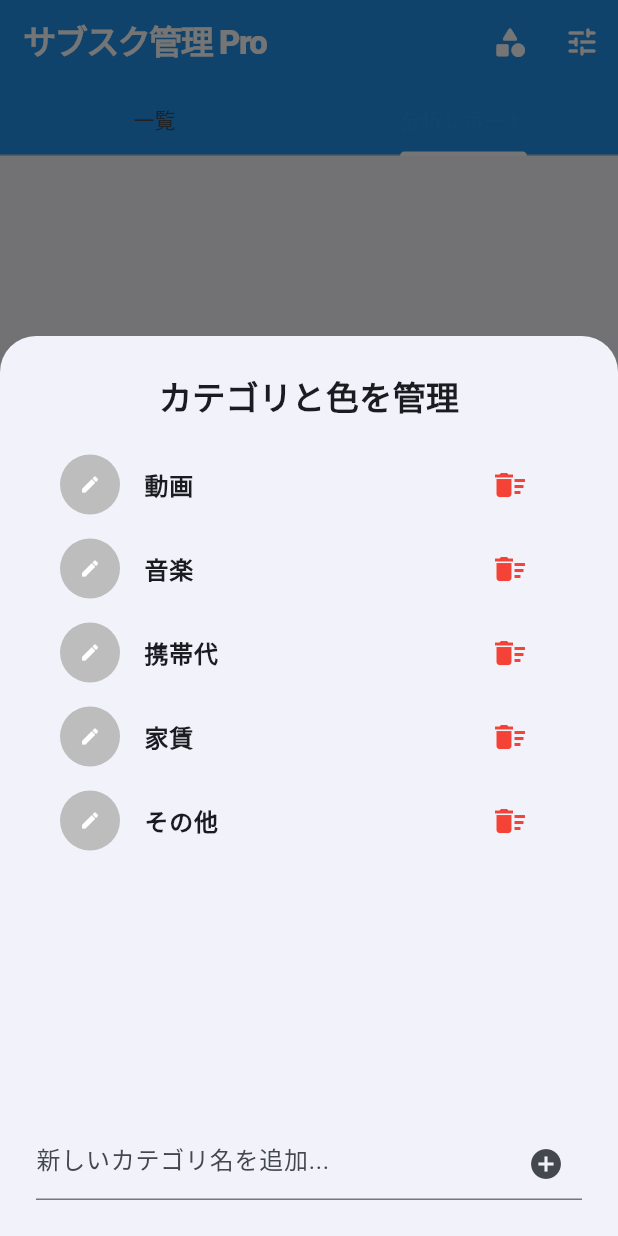
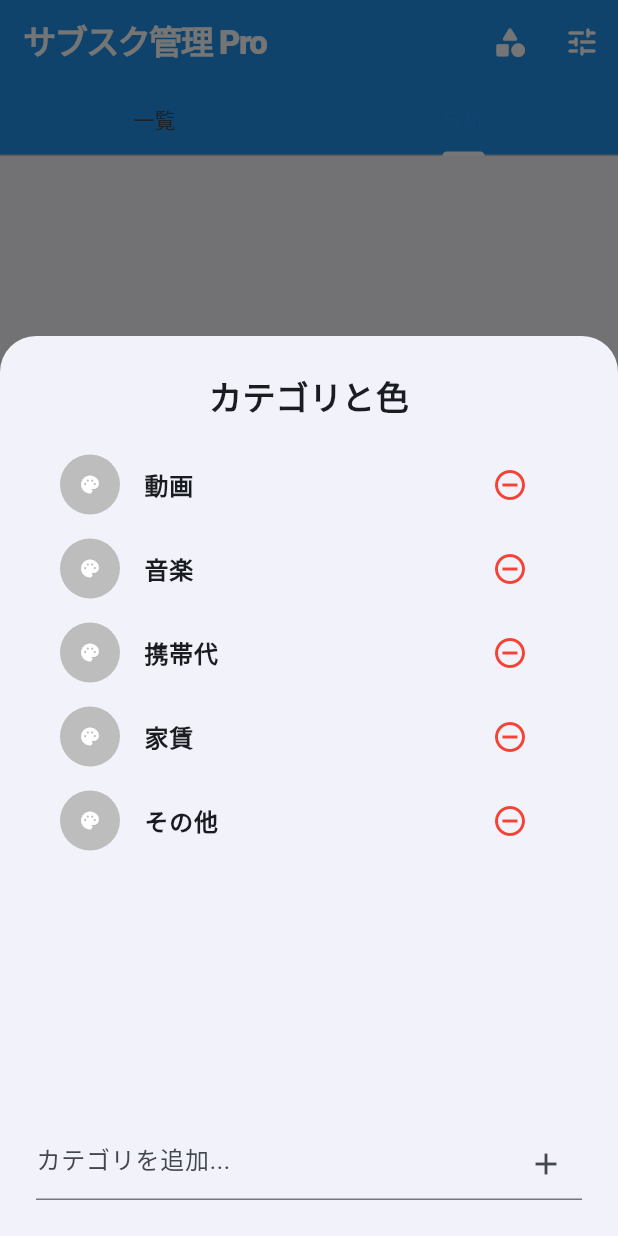
Before and after one commit to duck6522-hue/flutter_application_1, a Flutter app: the screen it shows after launch, tab 2 chosen, after a tap on the "category" icon, on a phone screen of 412 x 824 dp. Run offline on Flutter 3.47's test engine with Material 3 defaults, Android fonts, the phone set to English and light mode, and no system bars; our stand-ins replace fl_chart, shared_preferences; missing offline and left inert: dart:html.

Commit message:
Fix icon error for compatibility

```diff
--- a/lib/home_screen.dart
+++ b/lib/home_screen.dart
@@ -3,7 +3,7 @@ import 'package:shared_preferences/shared_preferences.dart';
 import 'package:fl_chart/fl_chart.dart';
 import 'package:intl/intl.dart';
 import 'dart:convert';
-import 'dart:html' as html; // CSV出力用
+import 'dart:html' as html;
 import 'add_screen.dart';
 import 'main.dart';
 
@@ -14,7 +14,6 @@ class HomeScreen extends StatefulWidget {
 }
 
 class _HomeScreenState extends State<HomeScreen> {
-  // --- 状態管理 ---
   List<Map<String, dynamic>> _subs = [];
   List<String> _genres = ['動画', '音楽', '携帯代', '家賃', 'その他'];
   Map<String, int> _genreColors = {};
@@ -22,6 +21,15 @@ class _HomeScreenState extends State<HomeScreen> {
   String _sortBy = 'date';
   bool _isYearlyView = false;
   final _formatter = NumberFormat('#,###');
+
+  // ★復活！こだわりの21色パレット
+  final List<Color> themeColors = [
+    Colors.blue, Colors.red, Colors.green, Colors.orange, Colors.purple, Colors.pink, Colors.teal,
+    const Color(0xFF90CAF9), const Color(0xFFA5D6A7), const Color(0xFFF48FB1),
+    const Color(0xFFCE93D8), const Color(0xFFFFCC80), const Color(0xFFFFF59D), const Color(0xFF80DEEA),
+    const Color(0xFF000080), const Color(0xFF000000), const Color(0xFF1A237E),
+    const Color(0xFF0D47A1), const Color(0xFF004D40), const Color(0xFF37474F), const Color(0xFF212121),
+  ];
 
   @override
   void initState() {
@@ -47,17 +55,10 @@ class _HomeScreenState extends State<HomeScreen> {
     await prefs.setString('genre_colors', json.encode(_genreColors));
   }
 
-  // --- 便利機能 ---
-  void _exportToCSV() {
-    String csv = '\uFEFF名前,金額,サイクル,更新月,更新日,ジャンル,計上,検討中\n';
-    for (var sub in _subs) {
-      csv += '${sub['name']},${sub['price']},${sub['isYearly'] ? "年" : "月"},${sub['month'] ?? ""},${sub['day']},${sub['genre']},${sub['includeInMonthly'] ? "込" : "外"},${sub['isReviewing'] ? "検討中" : ""}\n';
-    }
-    final bytes = utf8.encode(csv);
-    final blob = html.Blob([bytes], 'text/csv');
-    final url = html.Url.createObjectUrlFromBlob(blob);
-    html.AnchorElement(href: url)..setAttribute("download", "subsc_data.csv")..click();
-    html.Url.revokeObjectUrl(url);
+  // --- 便利計算 ---
+  Color _getGenreColor(String genre) {
+    if (_genreColors.containsKey(genre)) return Color(_genreColors[genre]!);
+    return Colors.grey.shade400;
   }
 
   int _calculateDaysUntil(int? month, int day, bool isYearly) {
@@ -72,11 +73,6 @@ class _HomeScreenState extends State<HomeScreen> {
       if (nextDate.isBefore(today)) nextDate = DateTime(now.year, now.month + 1, day);
     }
     return nextDate.difference(today).inDays;
-  }
-
-  Color _getGenreColor(String genre) {
-    if (_genreColors.containsKey(genre)) return Color(_genreColors[genre]!);
-    return Colors.grey.shade400;
   }
 
   int get _totalMonthlyPrice {
@@ -106,7 +102,20 @@ class _HomeScreenState extends State<HomeScreen> {
     });
   }
 
-  // --- メインUI ---
+  // --- CSV出力 ---
+  void _exportToCSV() {
+    String csv = '\uFEFF名前,金額,サイクル,更新月,更新日,ジャンル,計上,検討中\n';
+    for (var sub in _subs) {
+      csv += '${sub['name']},${sub['price']},${sub['isYearly'] ? "年" : "月"},${sub['month'] ?? ""},${sub['day']},${sub['genre']},${sub['includeInMonthly'] ? "込" : "外"},${sub['isReviewing'] ? "検討中" : ""}\n';
+    }
+    final bytes = utf8.encode(csv);
+    final blob = html.Blob([bytes], 'text/csv');
+    final url = html.Url.createObjectUrlFromBlob(blob);
+    html.AnchorElement(href: url)..setAttribute("download", "subsc_data.csv")..click();
+    html.Url.revokeObjectUrl(url);
+  }
+
+  // --- UI構成 ---
   @override
   Widget build(BuildContext context) {
     bool isDark = Theme.of(context).brightness == Brightness.dark;
@@ -121,7 +130,7 @@ class _HomeScreenState extends State<HomeScreen> {
             IconButton(icon: const Icon(Icons.category_rounded), onPressed: _showGenreManagement),
             IconButton(icon: const Icon(Icons.tune_rounded), onPressed: () => _showSettings(isDark)),
           ],
-          bottom: const TabBar(tabs: [Tab(text: '一覧'), Tab(text: '分析レポート')]),
+          bottom: const TabBar(tabs: [Tab(text: '一覧'), Tab(text: '分析')]),
         ),
         body: TabBarView(
           children: [
@@ -165,15 +174,15 @@ class _HomeScreenState extends State<HomeScreen> {
       child: Column(children: [
         Row(mainAxisAlignment: MainAxisAlignment.spaceBetween, children: [
           Column(crossAxisAlignment: CrossAxisAlignment.start, children: [
-            Text(_isYearlyView ? '年間合計' : '月間合計', style: const TextStyle(color: Colors.white70, fontWeight: FontWeight.bold)),
+            Text(_isYearlyView ? '計上対象の年額' : '計上対象の月額', style: const TextStyle(color: Colors.white70, fontWeight: FontWeight.bold)),
             Text('${_formatter.format(displayPrice)} 円', style: const TextStyle(fontSize: 36, color: Colors.white, fontWeight: FontWeight.w900)),
           ]),
-          const Icon(Icons.account_balance_wallet, color: Colors.white30, size: 48),
+          const Icon(Icons.auto_graph_rounded, color: Colors.white30, size: 48),
         ]),
         if (displayReviewPrice > 0) ...[
-          const Divider(color: Colors.white24),
+          const Divider(color: Colors.white24, height: 20),
           Row(mainAxisAlignment: MainAxisAlignment.spaceBetween, children: [
-            const Text('解約検討中の節約可能額:', style: TextStyle(color: Colors.orangeAccent, fontSize: 12, fontWeight: FontWeight.bold)),
+            const Text('検討中サービスの合計:', style: TextStyle(color: Colors.orangeAccent, fontSize: 13, fontWeight: FontWeight.bold)),
             Text('- ${_formatter.format(displayReviewPrice)} 円', style: const TextStyle(color: Colors.orangeAccent, fontSize: 16, fontWeight: FontWeight.w900)),
           ]),
         ]
@@ -184,10 +193,10 @@ class _HomeScreenState extends State<HomeScreen> {
   Widget _buildToggleSwitch() {
     return SegmentedButton<bool>(
       segments: const [
-        ButtonSegment(value: false, label: Text('月額表示'), icon: Icon(Icons.calendar_month)),
-        ButtonSegment(value: true, label: Text('年額表示'), icon: Icon(Icons.event_note)),
+        ButtonSegment(value: false, label: Text('月額'), icon: Icon(Icons.calendar_month)),
+        ButtonSegment(value: true, label: Text('年額'), icon: Icon(Icons.event_note)),
       ],
-      selected: {_isYearlyView},
+      selected: <bool>{_isYearlyView},
       onSelectionChanged: (set) => setState(() => _isYearlyView = set.first),
     );
   }
@@ -207,10 +216,10 @@ class _HomeScreenState extends State<HomeScreen> {
           color: reviewing ? Colors.orange.withOpacity(0.1) : (include ? Theme.of(context).colorScheme.surfaceContainerLow : Colors.grey.withOpacity(0.1)),
           shape: RoundedRectangleBorder(borderRadius: BorderRadius.circular(16), side: BorderSide(color: reviewing ? Colors.orange : Colors.transparent)),
           child: ListTile(
-            leading: CircleAvatar(backgroundColor: _getGenreColor(item['genre']), child: const Icon(Icons.star, size: 16, color: Colors.white)),
-            title: Text(item['name'], style: TextStyle(fontWeight: FontWeight.bold, decoration: include ? null : TextDecoration.lineThrough)),
-            subtitle: Text('あと $diff日${reviewing ? " (検討中)" : ""}'),
-            trailing: Text('${_formatter.format(itemPrice)}円', style: const TextStyle(fontSize: 18, fontWeight: FontWeight.w900)),
+            leading: CircleAvatar(backgroundColor: _getGenreColor(item['genre']), child: const Icon(Icons.star, size: 14, color: Colors.white)),
+            title: Text(item['name'], style: TextStyle(fontWeight: FontWeight.w800, fontSize: 16, decoration: include ? null : TextDecoration.lineThrough, color: include ? null : Colors.grey)),
+            subtitle: Text('あと $diff日${reviewing ? " (⚠️検討中)" : ""}'),
+            trailing: Text('${_formatter.format(itemPrice)}円', style: const TextStyle(fontSize: 18, fontWeight: FontWeight.w900, letterSpacing: -0.5)),
             onTap: () => _openAddScreen(index: _subs.indexOf(item)),
             onLongPress: () => _deleteSub(_subs.indexOf(item)),
           ),
@@ -239,16 +248,15 @@ class _HomeScreenState extends State<HomeScreen> {
             titleStyle: const TextStyle(color: Colors.white, fontWeight: FontWeight.bold, fontSize: 12),
           )).toList(),
         ))),
-        const SizedBox(height: 20),
         Padding(
-          padding: const EdgeInsets.all(20),
+          padding: const EdgeInsets.all(24),
           child: Wrap(spacing: 12, runSpacing: 12, children: totals.keys.map((g) => Container(
-            padding: const EdgeInsets.symmetric(horizontal: 12, vertical: 8),
+            padding: const EdgeInsets.symmetric(horizontal: 14, vertical: 8),
             decoration: BoxDecoration(color: _getGenreColor(g).withOpacity(0.1), borderRadius: BorderRadius.circular(20), border: Border.all(color: _getGenreColor(g).withOpacity(0.5))),
             child: Row(mainAxisSize: MainAxisSize.min, children: [
               CircleAvatar(radius: 5, backgroundColor: _getGenreColor(g)),
               const SizedBox(width: 8),
-              Text('$g: ${_formatter.format(totals[g])}円', style: const TextStyle(fontWeight: FontWeight.bold, fontSize: 12)),
+              Text('$g: ${_formatter.format(totals[g])}円', style: const TextStyle(fontWeight: FontWeight.bold, fontSize: 13)),
             ]),
           )).toList()),
         ),
@@ -256,7 +264,7 @@ class _HomeScreenState extends State<HomeScreen> {
     );
   }
 
-  // --- モーダル管理 ---
+  // --- カテゴリ管理・色選択 ---
   void _showGenreManagement() {
     showModalBottomSheet(
       context: context, isScrollControlled: true,
@@ -264,23 +272,23 @@ class _HomeScreenState extends State<HomeScreen> {
       builder: (context) => StatefulBuilder(builder: (context, setModalState) => Container(
         padding: const EdgeInsets.all(24), height: 600,
         child: Column(children: [
-          const Text('カテゴリと色を管理', style: TextStyle(fontSize: 22, fontWeight: FontWeight.w900)),
+          const Text('カテゴリと色', style: TextStyle(fontSize: 22, fontWeight: FontWeight.w900)),
           const SizedBox(height: 16),
           Expanded(child: ListView.builder(
             itemCount: _genres.length,
             itemBuilder: (context, i) => ListTile(
               leading: GestureDetector(
                 onTap: () => _pickGenreColor(_genres[i], setModalState),
-                child: CircleAvatar(backgroundColor: _getGenreColor(_genres[i]), child: const Icon(Icons.edit, size: 14, color: Colors.white)),
+                child: CircleAvatar(backgroundColor: _getGenreColor(_genres[i]), child: const Icon(Icons.palette, size: 14, color: Colors.white)),
               ),
               title: Text(_genres[i], style: const TextStyle(fontWeight: FontWeight.bold)),
-              trailing: IconButton(icon: const Icon(Icons.delete_sweep, color: Colors.red), onPressed: () {
+              trailing: IconButton(icon: const Icon(Icons.remove_circle_outline, color: Colors.red), onPressed: () {
                 setState(() { setModalState(() => _genres.removeAt(i)); _saveAllData(); });
               }),
             ),
           )),
           TextField(
-            decoration: const InputDecoration(hintText: '新しいカテゴリ名を追加...', suffixIcon: Icon(Icons.add_circle)),
+            decoration: const InputDecoration(hintText: 'カテゴリを追加...', suffixIcon: Icon(Icons.add)),
             onSubmitted: (val) { if (val.isNotEmpty) setState(() { setModalState(() => _genres.add(val)); _saveAllData(); }); },
           ),
         ]),
@@ -289,13 +297,15 @@ class _HomeScreenState extends State<HomeScreen> {
   }
 
   void _pickGenreColor(String genre, StateSetter setModalState) {
-    final colors = [Colors.red, Colors.blue, Colors.green, Colors.orange, Colors.purple, Colors.pink, Colors.teal, Colors.black, Colors.grey, Colors.cyan, Colors.indigo, Colors.brown];
     showDialog(context: context, builder: (context) => AlertDialog(
-      title: Text('$genre の色を選択'),
-      content: Wrap(spacing: 12, runSpacing: 12, children: colors.map((c) => GestureDetector(
-        onTap: () { setState(() { setModalState(() => _genreColors[genre] = c.value); _saveAllData(); }); Navigator.pop(context); },
-        child: CircleAvatar(backgroundColor: c, radius: 24),
-      )).toList()),
+      title: Text('$genre の色'),
+      content: SizedBox(
+        width: 300,
+        child: Wrap(spacing: 10, runSpacing: 10, children: themeColors.map((c) => GestureDetector(
+          onTap: () { setState(() { setModalState(() => _genreColors[genre] = c.value); _saveAllData(); }); Navigator.pop(context); },
+          child: CircleAvatar(backgroundColor: c, radius: 22),
+        )).toList()),
+      ),
     ));
   }
 
@@ -304,13 +314,13 @@ class _HomeScreenState extends State<HomeScreen> {
       padding: const EdgeInsets.all(24),
       child: Column(mainAxisSize: MainAxisSize.min, children: [
         SwitchListTile(title: const Text('ダークモード'), secondary: const Icon(Icons.dark_mode), value: isDark, onChanged: (v) { MyApp.of(context)?.toggleDarkMode(v); Navigator.pop(context); }),
-        ListTile(leading: const Icon(Icons.download), title: const Text('CSVでエクスポート'), onTap: () { _exportToCSV(); Navigator.pop(context); }),
+        ListTile(leading: const Icon(Icons.download), title: const Text('CSV保存'), onTap: () { _exportToCSV(); Navigator.pop(context); }),
         const Divider(),
-        const Text('テーマカラー'),
+        const Text('テーマカラー設定 (21色)', style: TextStyle(fontWeight: FontWeight.bold)),
         const SizedBox(height: 10),
-        SizedBox(height: 50, child: ListView(scrollDirection: Axis.horizontal, children: [Colors.blue, Colors.red, Colors.green, Colors.purple, Colors.orange, Colors.black].map((c) => GestureDetector(
+        SizedBox(height: 120, child: GridView.count(crossAxisCount: 7, children: themeColors.map((c) => GestureDetector(
           onTap: () { MyApp.of(context)?.changeColor(c); Navigator.pop(context); },
-          child: Padding(padding: const EdgeInsets.symmetric(horizontal: 8), child: CircleAvatar(backgroundColor: c)),
+          child: Padding(padding: const EdgeInsets.all(4), child: CircleAvatar(backgroundColor: c)),
         )).toList())),
       ]),
     ));
@@ -318,8 +328,8 @@ class _HomeScreenState extends State<HomeScreen> {
 
   void _deleteSub(int i) {
     showDialog(context: context, builder: (context) => AlertDialog(
-      title: const Text('削除'), content: const Text('消しちゃいますか？'),
-      actions: [TextButton(onPressed: () => Navigator.pop(context), child: const Text('戻る')),
+      title: const Text('削除確認'), content: const Text('このサブスクを削除しますか？'),
+      actions: [TextButton(onPressed: () => Navigator.pop(context), child: const Text('キャンセル')),
       TextButton(onPressed: () async { setState(() => _subs.removeAt(i)); await _saveAllData(); Navigator.pop(context); }, child: const Text('削除', style: TextStyle(color: Colors.red)))],
     ));
   }
```
Also changed, not shown: 3 other files.
